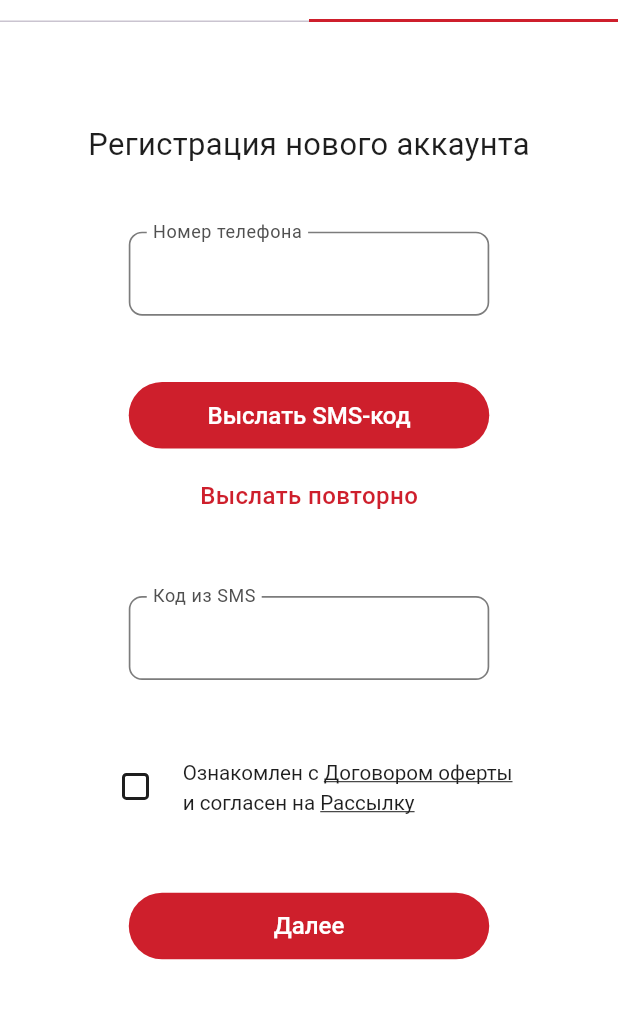
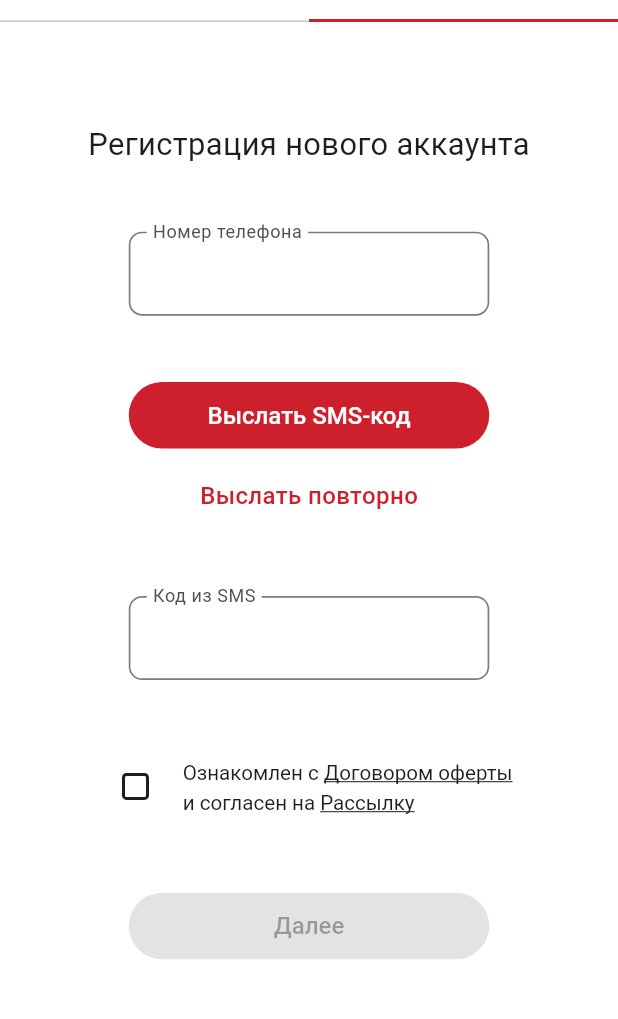
Before and after one commit to edelew/flutter-auth-app, a Flutter app: the screen it shows after launch, tab 2 chosen, on a phone screen of 412 x 824 dp, the part 62-1081 px from its top. Run offline on Flutter 3.47's test engine with Material 2 defaults, Android fonts, the phone set to English and light mode, and no system bars; our stand-ins replace auto_route, firebase_auth, firebase_core, flutter_multi_formatter, flutter_screenutil, flutter_svg; accounts and stored records are empty.

Commit message:
feature: add disable button until checkbox pressed

```diff
--- a/lib/presentation/auth/widgets/registration_body.dart
+++ b/lib/presentation/auth/widgets/registration_body.dart
@@ -20,6 +20,8 @@ class RegistrationBody extends StatefulWidget {
 class _RegistrationBodyState extends State<RegistrationBody> {
   final TextEditingController _numberController = TextEditingController();
   final TextEditingController _smsCodeController = TextEditingController();
+
+  bool checkboxDefaultValue = false;
 
   String _verificationCode = '';
 
@@ -71,18 +73,29 @@ class _RegistrationBodyState extends State<RegistrationBody> {
           controller: _smsCodeController,
         ),
         SizedBox(height: 46.h),
-        const _CheckFieldWidget(),
+        _CheckFieldWidget(
+          defaultValue: checkboxDefaultValue,
+          onTap: checkboxTap,
+        ),
         SizedBox(height: 46.h),
         CustomButtonWidget(
           title: 'Далее',
           isElevated: true,
-          onPressed: () => signIn(
+          onPressed: checkboxDefaultValue
+              ? () => signIn(
                     _verificationCode,
                     _smsCodeController.text,
-          ),
+                  )
+              : null,
         ),
       ],
     );
+  }
+
+  void checkboxTap() {
+    setState(() {
+      checkboxDefaultValue = !checkboxDefaultValue;
+    });
   }
 
   void phoneAuth(String phoneNumber) async {
@@ -126,25 +139,31 @@ class _RegistrationBodyState extends State<RegistrationBody> {
 }
 
 class _CheckFieldWidget extends StatefulWidget {
-  const _CheckFieldWidget({super.key});
+  const _CheckFieldWidget({
+    super.key,
+    required this.defaultValue,
+    required this.onTap,
+  });
+
+  final bool defaultValue;
+  final GestureTapCallback onTap;
 
   @override
   State<_CheckFieldWidget> createState() => RregisterCheckboxFieldStateWidget();
 }
 
 class RregisterCheckboxFieldStateWidget extends State<_CheckFieldWidget> {
-  var isPressed = false;
-
   @override
   Widget build(BuildContext context) {
-    return Row(
+    return GestureDetector(
+      onTap: widget.onTap,
+      child: Row(
         mainAxisAlignment: MainAxisAlignment.center,
         children: [
-        GestureDetector(
-          onTap: checkboxTap,
-          child: SvgPicture.asset(
-            isPressed ? AppIcons.checkboxPressed : AppIcons.checkboxEnabled,
-          ),
+          SvgPicture.asset(
+            widget.defaultValue
+                ? AppIcons.checkboxPressed
+                : AppIcons.checkboxEnabled,
           ),
           SizedBox(
             width: 10.w,
@@ -180,12 +199,7 @@ class RregisterCheckboxFieldStateWidget extends State<_CheckFieldWidget> {
             ),
           ),
         ],
+      ),
     );
   }
-
-  void checkboxTap() {
-    setState(() {
-      isPressed = !isPressed;
-    });
 }
-}
--- a/lib/presentation/shared_widgets/custom_button.dart
+++ b/lib/presentation/shared_widgets/custom_button.dart
@@ -4,19 +4,23 @@ import 'package:flutter_screenutil/flutter_screenutil.dart';
 
 class CustomButtonWidget extends StatelessWidget {
   const CustomButtonWidget({
+    required this.title,
+    required this.isElevated,
     required this.onPressed,
     this.height,
     this.width,
-    required this.title,
-    required this.isElevated,
     super.key,
   });
 
+  final String title;
+
+  final bool isElevated;
+
   final VoidCallback? onPressed;
+
   final double? height;
+
   final double? width;
-  final String title;
-  final bool isElevated;
 
   @override
   Widget build(BuildContext context) {
@@ -26,20 +30,16 @@ class CustomButtonWidget extends StatelessWidget {
         width: width ?? 210.w,
         child: ElevatedButton(
           onPressed: onPressed,
-          style: ButtonStyle(
-            backgroundColor: MaterialStateProperty.all(AppColors.red),
-            foregroundColor: MaterialStateProperty.all(AppColors.white),
-            elevation: MaterialStateProperty.all(0),
-            shape: MaterialStateProperty.all<RoundedRectangleBorder>(
-              RoundedRectangleBorder(
-                borderRadius: BorderRadius.circular(100.r),
-              ),
+          style: ElevatedButton.styleFrom(
+            backgroundColor: AppColors.red,
+            foregroundColor: AppColors.white,
+            elevation: 0,
+            shape: RoundedRectangleBorder(
+              borderRadius: BorderRadius.circular(100.r),
             ),
-            textStyle: MaterialStateProperty.all(
-              TextStyle(
-                fontWeight: FontWeight.w500,
-                fontSize: 14.sp,
-              ),
+            textStyle: TextStyle(
+              fontWeight: FontWeight.w500,
+              fontSize: 14.sp,
             ),
           ),
           child: Text(
```
Lines whose indentation alone changed are shown as unchanged.
